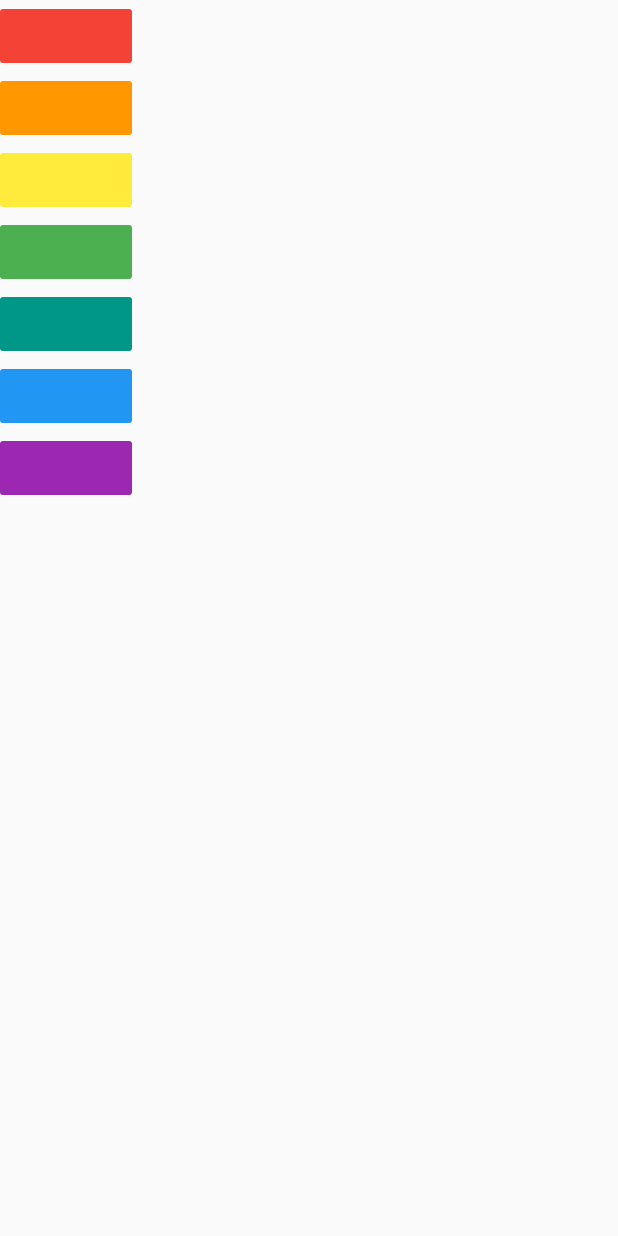
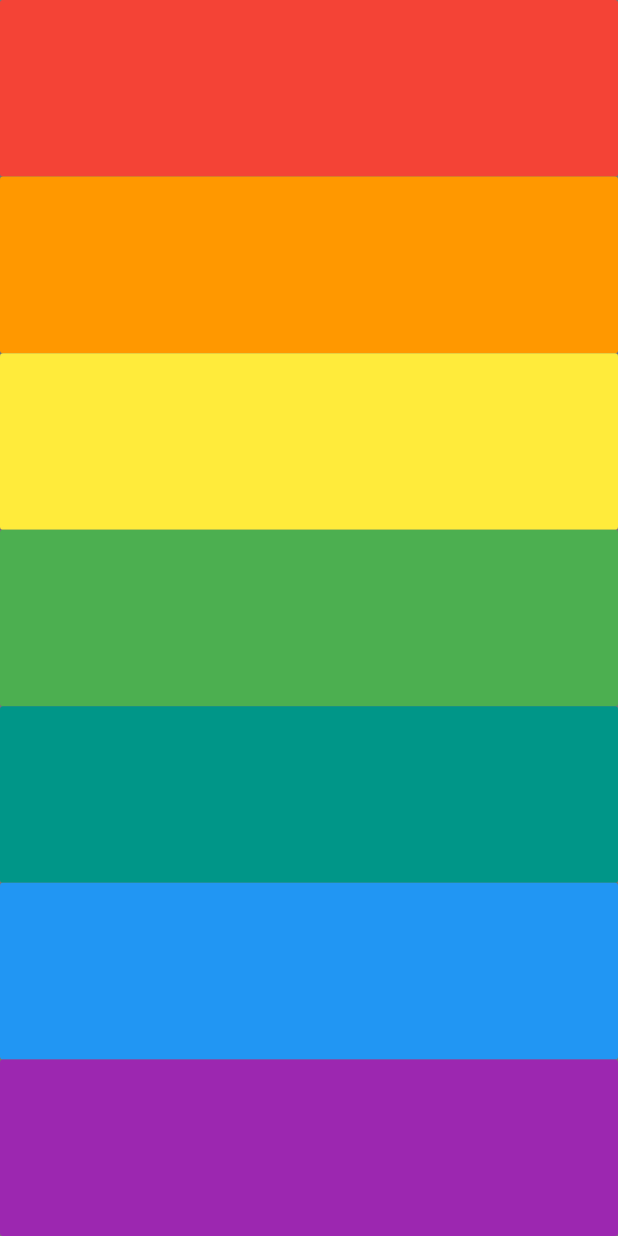
Before and after one commit to ayushi1376/Xylophone--A-Simple-Musical-Instrument-App, a Flutter app: the screen it shows after launch, on a phone screen of 412 x 824 dp. Run offline on Flutter 3.47's test engine with Material 2 defaults, Android fonts, the phone set to English and light mode, and no system bars; our stand-ins replace audioplayers.

Commit message:
UI changes commit

```diff
--- a/lib/main.dart
+++ b/lib/main.dart
@@ -12,50 +12,66 @@ class XylophoneApp extends StatelessWidget {
   Widget build(BuildContext context) {
     return MaterialApp(
       home: Scaffold(
+        backgroundColor: Colors.black54,
         body: SafeArea(
             child: Column(
+              crossAxisAlignment: CrossAxisAlignment.stretch,
               children: <Widget>[
-                FlatButton(
+                Expanded(
+                  child: FlatButton(
                     color: Colors.red,
                       onPressed: (){
                         playsound(1);
                   },
                       ),
-                FlatButton(
+                ),
+                Expanded(
+                  child: FlatButton(
                       color: Colors.orange,
                       onPressed: (){
                         playsound(2);
                       },
                       ),
-                FlatButton(
+                ),
+                Expanded(
+                  child: FlatButton(
                       color: Colors.yellow,
                       onPressed: (){
                         playsound(3);
                       },
                       ),
-                FlatButton(
+                ),
+                Expanded(
+                  child: FlatButton(
                       color: Colors.green,
                       onPressed: (){
                         playsound(4);
                       },
                       ),
-                FlatButton(
+                ),
+                Expanded(
+                  child: FlatButton(
                       color: Colors.teal,
                       onPressed: (){
                         playsound(5);
                       },
                      ),
-                FlatButton(
+                ),
+                Expanded(
+                  child: FlatButton(
                       color: Colors.blue,
                       onPressed: (){
                         playsound(6);
                       },
                      ),
-                FlatButton(
+                ),
+                Expanded(
+                  child: FlatButton(
                       color: Colors.purple,
                       onPressed: (){
                         playsound(7);
                       },
+                  ),
                 ),
               ],
             ),
```
Lines whose indentation alone changed are shown as unchanged.
